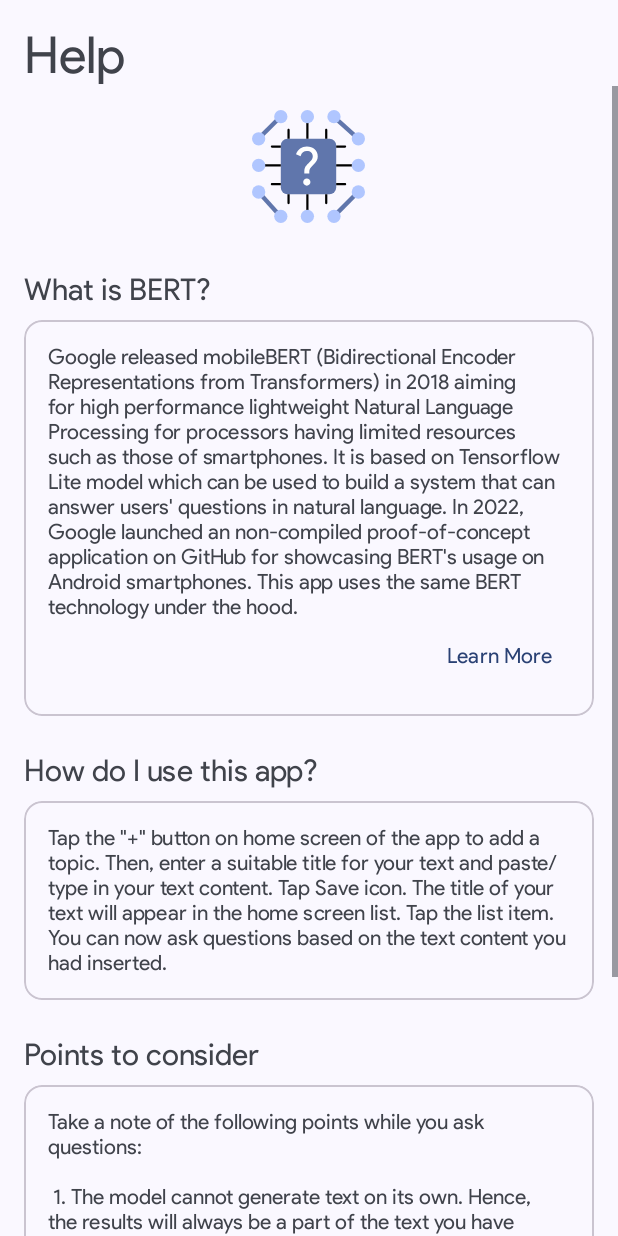
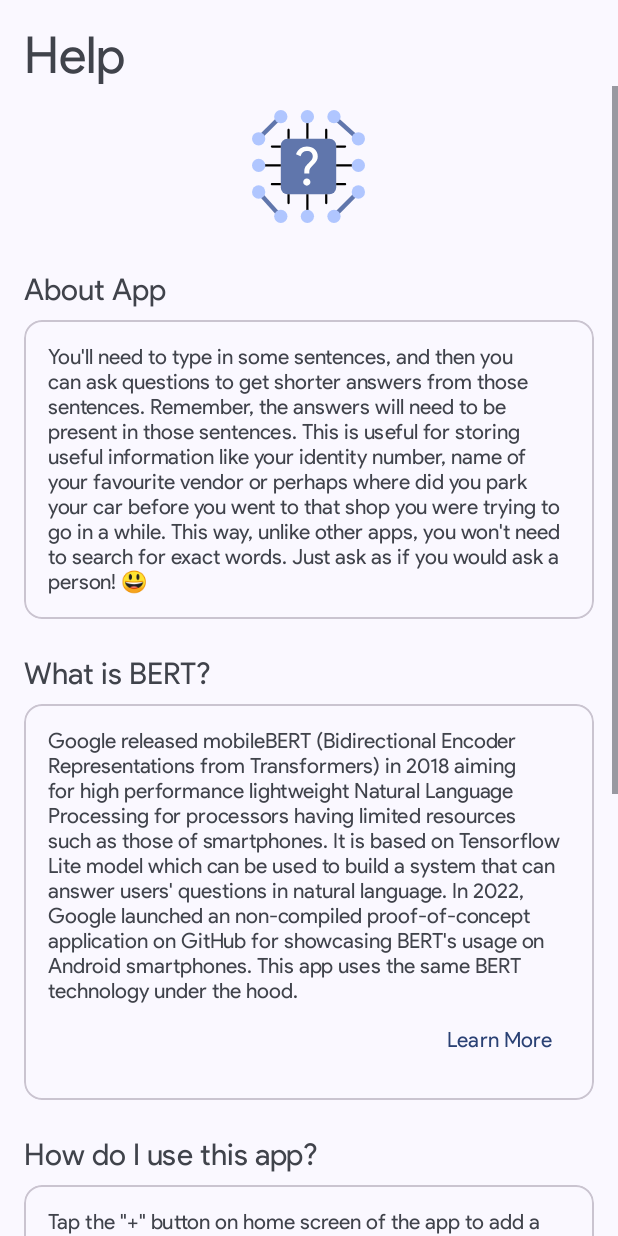
Before and after one commit to Akruzen/Briefer, an Android app: the HelpActivity screen opened directly, with no data from a screen before it, on a phone screen of 412 x 824 dp. Run offline under Robolectric (Android 15) with nearby library versions, the phone set to English and light mode, and no system bars.

Commit message:
Updated Help section

```diff
--- a/app/src/main/res/layout/activity_help.xml
+++ b/app/src/main/res/layout/activity_help.xml
@@ -39,10 +39,39 @@
                 app:srcCompat="@drawable/help_artwork" />
 
             <TextView
+                android:id="@+id/textView3"
+                android:layout_width="match_parent"
+                android:layout_height="wrap_content"
+                android:layout_marginTop="32dp"
+                android:text="About App"
+                android:textSize="20sp" />
+
+            <com.google.android.material.card.MaterialCardView
+                style="@style/Widget.Material3.CardView.Outlined"
+                android:layout_width="match_parent"
+                android:layout_height="match_parent"
+                android:layout_marginVertical="8dp">
+
+                <LinearLayout
+                    android:layout_width="match_parent"
+                    android:layout_height="wrap_content"
+                    android:orientation="vertical"
+                    android:padding="16dp">
+
+                    <TextView
+                        android:layout_width="match_parent"
+                        android:layout_height="wrap_content"
+                        android:text="@string/about_app_detail" />
+
+                </LinearLayout>
+
+            </com.google.android.material.card.MaterialCardView>
+
+            <TextView
                 android:id="@+id/textView7"
                 android:layout_width="match_parent"
                 android:layout_height="wrap_content"
-                android:layout_marginTop="32dp"
+                android:layout_marginTop="16dp"
                 android:text="What is BERT?"
                 android:textSize="20sp" />
 
--- a/app/src/main/res/layout/activity_main.xml
+++ b/app/src/main/res/layout/activity_main.xml
@@ -73,7 +73,7 @@
                 android:layout_height="wrap_content"
                 android:layout_marginVertical="8dp"
                 android:gravity="center"
-                android:text="Add some content to start experimenting with BERT" />
+                android:text="Add some content to start experimenting with BERT!\nTap the \'Help\' button above to know how to use the app" />
         </LinearLayout>
     </ScrollView>
 
--- a/app/src/main/res/values/strings.xml
+++ b/app/src/main/res/values/strings.xml
@@ -44,4 +44,9 @@
         Unit), and NNAPI (Android Neural Networks API).
     </string>
     <string name="threads_warning">Warning: These settings usually don\'t require alterations. Only proceed if you know what you are doing.</string>
+    <string name="about_app_detail">You\'ll need to type in some sentences, and then you can ask questions to get shorter
+        answers from those sentences. Remember, the answers will need to be present in those sentences. This is useful for storing useful information
+        like your identity number, name of your favourite vendor or perhaps where did you park your car before you went to that
+        shop you were trying to go in a while. This way, unlike other apps, you won\'t
+        need to search for exact words. Just ask as if you would ask a person! 😃</string>
 </resources>
```
